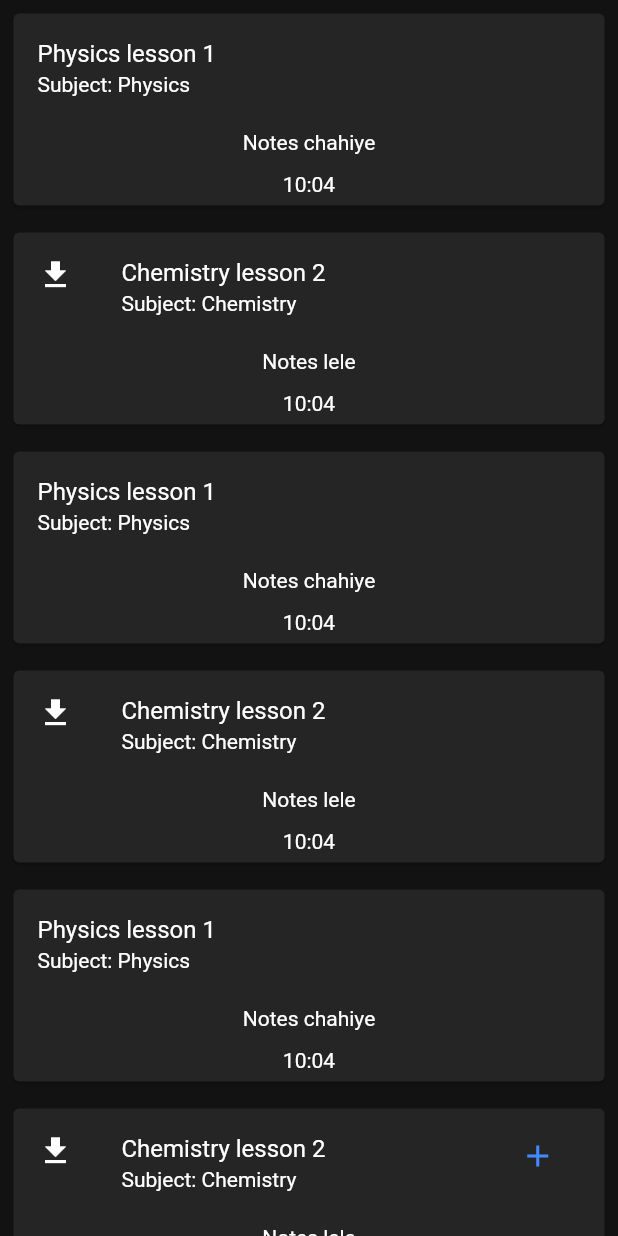
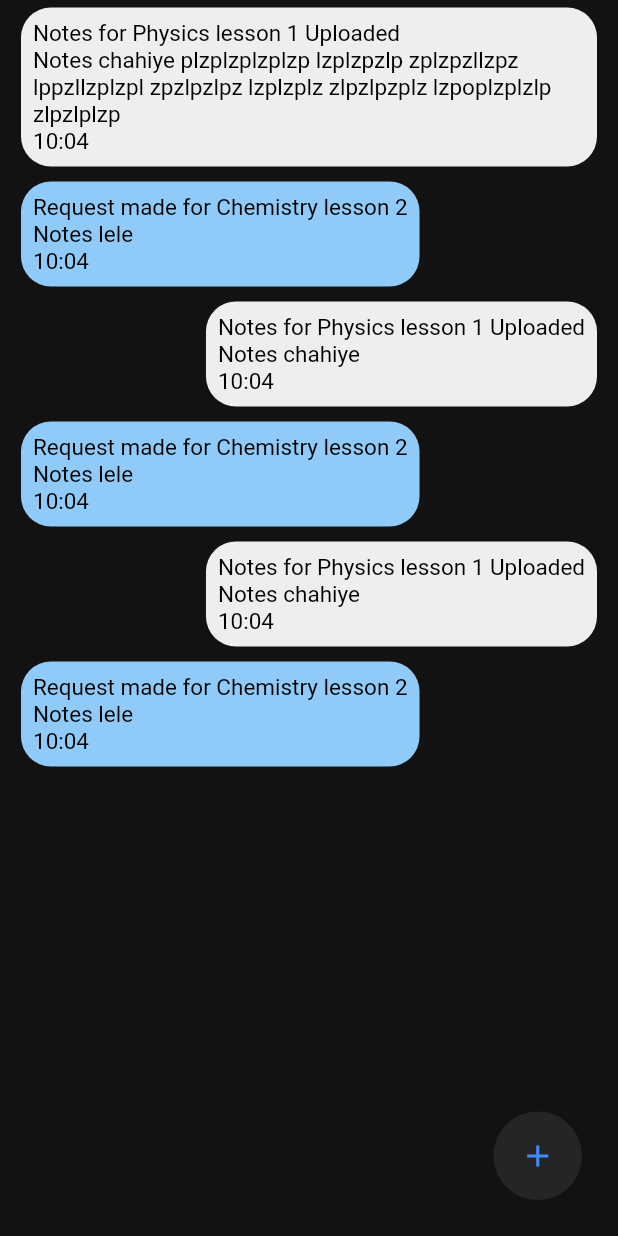
Before and after one commit to hs2361/horario, a Flutter app: the GroupScreen screen opened directly, on a phone screen of 412 x 824 dp. Run offline on Flutter 3.47's test engine with Material 2 defaults, Android fonts, the phone set to English and light mode, and no system bars; our stand-ins replace cloud_firestore, firebase_auth, firebase_core, tuple; accounts and stored records are empty.

Commit message:
Group card initialized

```diff
--- a/lib/providers/notes.dart
+++ b/lib/providers/notes.dart
@@ -13,7 +13,7 @@ class Notes with ChangeNotifier {
       color: Colors.pink,
       user: "UID",
       messageType: 0,
-      messageBody: "Notes chahiye",
+      messageBody: "Notes chahiye plzplzplzplzp lzplzpzlp zplzpzllzpz lppzllzplzpl zpzlpzlpz lzplzplz zlpzlpzplz lzpoplzplzlp zlpzlplzp",
       subject: "Physics"
     ),
     Note(
--- a/lib/screens/group_screen.dart
+++ b/lib/screens/group_screen.dart
@@ -99,7 +99,6 @@ class GroupChatCard extends StatelessWidget {
   const GroupChatCard(this.curr_chat_msg);
 
   @override
-  @override
   Widget build(BuildContext context) {
     String timeString;
     timeString =
@@ -108,88 +107,39 @@ class GroupChatCard extends StatelessWidget {
 
     //Get userID from firebase here
     String? currUser = "2zZWzj2gOuOz2XrJIifcoTMqt3C3";
-    Alignment currAlignment = Alignment.centerLeft;
-    if (currUser == curr_chat_msg.user) {
-      currAlignment = Alignment.centerRight;
-    }
 
-    if (curr_chat_msg.messageType == 1) {
-      //Notes have been Uploaded card
-      currCard = Card(
-        clipBehavior: Clip.antiAlias,
-        child: Column(
+    return Container(
+      width: 300,
+      padding: EdgeInsets.only(left: 14,right: 14,top: 5,bottom: 5),
+      child: Align(
+        alignment: (curr_chat_msg.user == currUser?Alignment.topLeft:Alignment.topRight),
+        child: Container(
+          decoration: BoxDecoration(
+            borderRadius: BorderRadius.circular(20),
+            color: (curr_chat_msg.user == currUser?Colors.blue[200]:Colors.grey.shade200),
+          ),
+          padding: EdgeInsets.all(8),
+          child:
+          Column(
+            crossAxisAlignment: CrossAxisAlignment.start,
             children: [
-            ListTile(
-              leading: const Icon(Icons.file_download),
-              //TODO:Concatenated but not being displayed
-              title: Text(curr_chat_msg.notesName??"" + " Uploaded"),
-              subtitle: Text(
-                "Subject: ${curr_chat_msg.subject??""}",
-                style: const TextStyle(color: Colors.white),
-              ),
-            ),
-            Padding(
-              padding: const EdgeInsets.all(6.0),
-              child: Text(
-                curr_chat_msg.messageBody??"",
-                style: const TextStyle(color: Colors.white),
-                textAlign: TextAlign.left,
-              ),
-            ),
-
-            Padding(
-              padding: const EdgeInsets.all(6.0),
-              child: Text(
-                  timeString,
-                  style: const TextStyle(color: Colors.white),
+              Text(
+                (curr_chat_msg.messageType==1)?"Request made for " + (curr_chat_msg.notesName??""):"Notes for "+(curr_chat_msg.notesName??"")+" Uploaded",
+                style: TextStyle(fontSize: 15,color: Colors.black),
 
               ),
-              ),
+              // Row(
+              //   mainAxisAlignment: MainAxisAlignment.spaceBetween,
+              //   children: [
+                  Text(curr_chat_msg.messageBody??"", style: TextStyle(fontSize: 15,color: Colors.black),),
+                  Text(timeString, style: TextStyle(fontSize: 15,color: Colors.black),),
+              //   ],
+              // ),
 
             ],
           ),
-      );
-    } else {
-      // Request for notes card
-      currCard = Card(
-        clipBehavior: Clip.antiAlias,
-        child: Column(
-          children: [
-            ListTile(
-              title: Text(curr_chat_msg.notesName??"" + " Requested"),
-              subtitle: Text(
-                "Subject: ${curr_chat_msg.subject??""}",
-                style: const TextStyle(color: Colors.white),
         ),
-            ),
-            Padding(
-              padding: const EdgeInsets.all(6.0),
-              child: Text(
-                curr_chat_msg.messageBody??"",
-                style: const TextStyle(color: Colors.white),
-                textAlign: TextAlign.left,
-              ),
-            ),
-
-            Padding(
-              padding: const EdgeInsets.all(6.0),
-              child: Text(
-                  timeString,
-                  style: const TextStyle(color: Colors.white),
-
-                ),
-              ),
-
-          ],
       ),
     );
   }
-
-    return Container(
-      padding: const EdgeInsets.all(5),
-      width: 200,
-      alignment: currAlignment,
-      child: currCard, //currAlignment,
-    );
 }
-}
```
Lines whose indentation alone changed are shown as unchanged.
